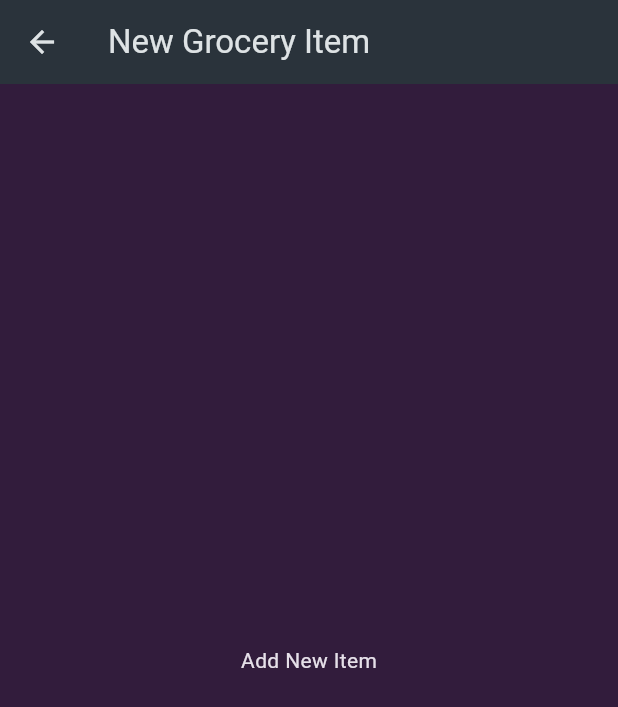
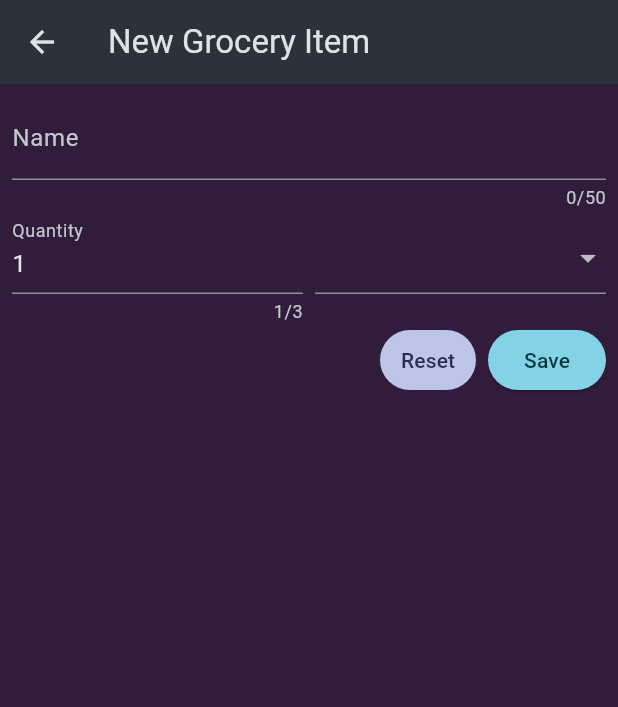
Before and after one commit to abhiroop43/flutter_shopping_list, a Flutter app: the NewItemPage screen opened directly, on a phone screen of 412 x 824 dp. Shown: the top 707 px of the screen. Run offline on Flutter 3.47's test engine with Material 3 defaults, Android fonts, the phone set to English and light mode, and no system bars.

Commit message:
feat: enhance new item page with form fields for name, quantity, and category selection

```diff
--- a/lib/pages/new_item.dart
+++ b/lib/pages/new_item.dart
@@ -1,4 +1,5 @@
 import 'package:flutter/material.dart';
+import 'package:shopping_list/data/categories.dart';
 
 class NewItemPage extends StatefulWidget {
   const NewItemPage({super.key});
@@ -16,9 +17,86 @@ class _NewItemPageState extends State<NewItemPage> {
       ),
       body: Padding(
         padding: const EdgeInsets.all(8.0),
-        child: const Center(
-          child: Text('Add New Item'),
-        ),
+        child: Form(
+            child: Column(
+          children: [
+            TextFormField(
+              maxLength: 50,
+              decoration: const InputDecoration(labelText: 'Name'),
+              validator: (value) {
+                return value!.isEmpty ? 'Please enter a name' : null;
+              },
+            ),
+            Row(
+              crossAxisAlignment: CrossAxisAlignment.start,
+              children: [
+                Expanded(
+                  child: TextFormField(
+                    maxLength: 3,
+                    decoration: const InputDecoration(labelText: 'Quantity'),
+                    keyboardType: TextInputType.number,
+                    initialValue: '1',
+                    validator: (value) {
+                      return value!.isEmpty ? 'Please enter a quantity' : null;
+                    },
+                  ),
+                ),
+                const SizedBox(
+                  width: 8,
+                ),
+                Expanded(
+                  child: Padding(
+                    padding: const EdgeInsets.only(top: 8.0),
+                    child: DropdownButtonFormField(
+                      items: [
+                        for (var category in categories.entries)
+                          DropdownMenuItem(
+                            value: category.value,
+                            child: Row(
+                              children: [
+                                Container(
+                                  width: 16,
+                                  height: 16,
+                                  color: category.value.categoryColor,
+                                ),
+                                SizedBox(width: 8),
+                                Text(category.value.name),
+                              ],
+                            ),
+                          )
+                      ],
+                      onChanged: (value) {},
+                    ),
+                  ),
+                )
+              ],
+            ),
+            Row(
+              mainAxisAlignment: MainAxisAlignment.end,
+              children: [
+                TextButton(
+                  onPressed: () {},
+                  style: TextButton.styleFrom(
+                    backgroundColor: Theme.of(context).colorScheme.tertiary,
+                    foregroundColor: Theme.of(context).colorScheme.onTertiary,
+                  ),
+                  child: const Text('Reset'),
+                ),
+                const SizedBox(
+                  width: 8,
+                ),
+                ElevatedButton(
+                  style: ElevatedButton.styleFrom(
+                    backgroundColor: Theme.of(context).colorScheme.primary,
+                    foregroundColor: Theme.of(context).colorScheme.onPrimary,
+                  ),
+                  onPressed: () {},
+                  child: const Text('Save'),
+                ),
+              ],
+            )
+          ],
+        )),
       ),
     );
   }
```
